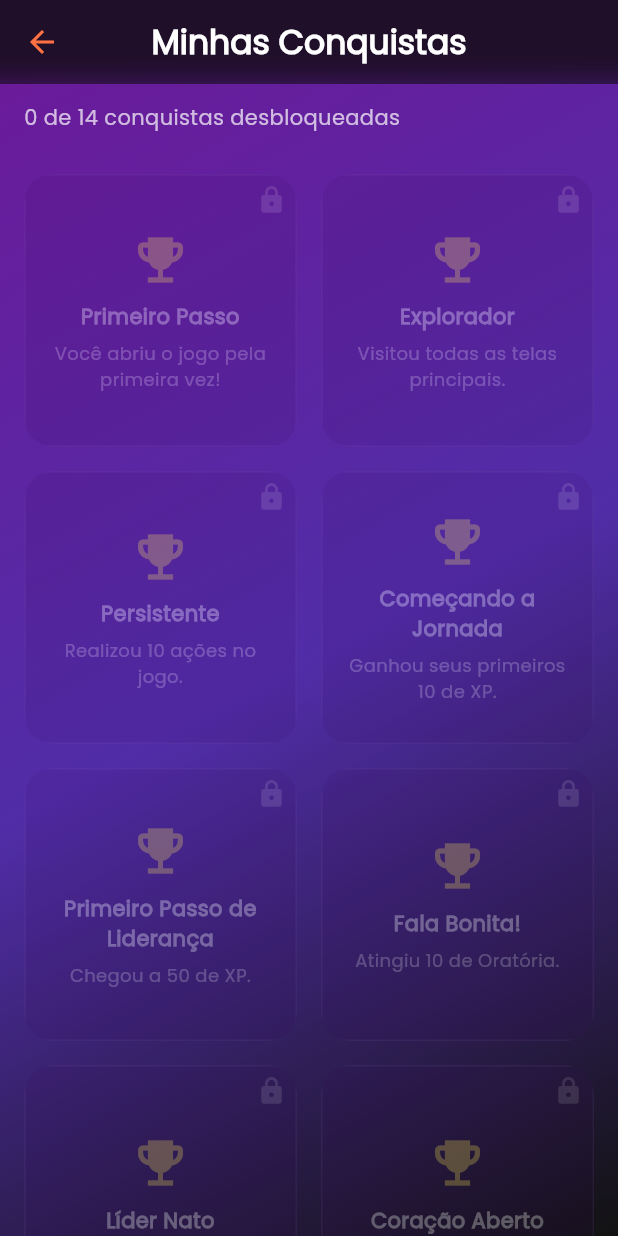
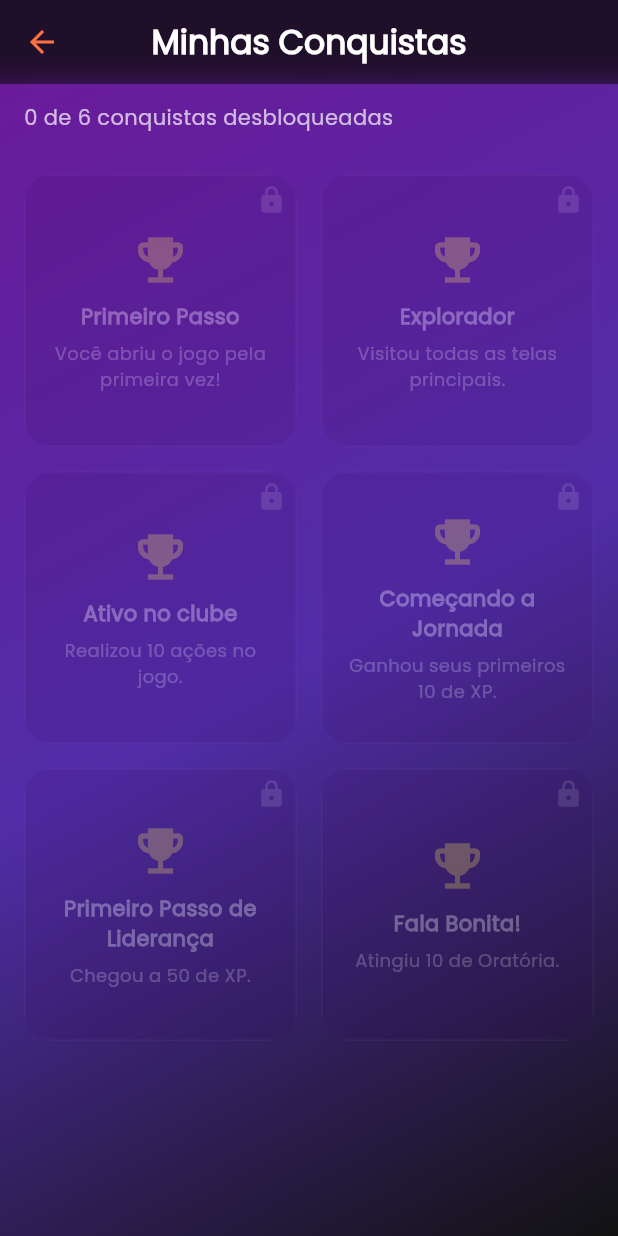
Before and after one commit to GustavoJung/bitleo, a Flutter app: the GameScreen screen opened directly with empty values, after a tap on the "person" icon, after a tap on the "emoji events" icon, on a phone screen of 412 x 824 dp. Run offline on Flutter 3.47's test engine with Material 3 defaults, Android fonts, the phone set to English and light mode, and no system bars; our stand-ins replace animated_background, confetti, shared_preferences; accounts and stored records are empty; statements that could not run were skipped.

Commit message:
falta adicionar a verificao de conquistas na game_screen

```diff
--- a/lib/screens/actions_screen.dart
+++ b/lib/screens/actions_screen.dart
@@ -1,6 +1,7 @@
 import 'dart:ui';
 import 'package:flutter/material.dart';
 import '../widgets/custom_appbar.dart';
+import '../services/conquistas_service.dart';
 
 class ActionsScreen extends StatelessWidget {
   final Function(Map<String, dynamic>, String) onActionSelected;
@@ -13,6 +14,7 @@ class ActionsScreen extends StatelessWidget {
   });
 
   void showInfoDialog(BuildContext context, String title, String description) {
+    ConquistaService.marcarTelaVisitada('actions');
     showGeneralDialog(
       context: context,
       barrierDismissible: true,
--- a/lib/screens/conquistas_screen.dart
+++ b/lib/screens/conquistas_screen.dart
@@ -1,11 +1,13 @@
 import 'package:bitleo/services/atributos_storage.dart';
+import 'package:bitleo/services/conquistas_service.dart';
 import 'package:flutter/material.dart';
 import '../widgets/custom_appbar.dart';
+import '../services/conquistas_service.dart';
 
 class Conquista {
   final String titulo;
   final String descricao;
-  final bool desbloqueada;
+  bool desbloqueada;
 
   Conquista({
     required this.titulo,
@@ -43,7 +45,10 @@ class _ConquistasScreenState extends State<ConquistasScreen> {
       titulo: 'Explorador',
       descricao: 'Visitou todas as telas principais.',
     ),
-    Conquista(titulo: 'Persistente', descricao: 'Realizou 10 ações no jogo.'),
+    Conquista(
+      titulo: 'Ativo no clube',
+      descricao: 'Realizou 10 ações no jogo.',
+    ),
     Conquista(
       titulo: 'Começando a Jornada',
       descricao: 'Ganhou seus primeiros 10 de XP.',
@@ -53,48 +58,23 @@ class _ConquistasScreenState extends State<ConquistasScreen> {
       descricao: 'Chegou a 50 de XP.',
     ),
     Conquista(titulo: 'Fala Bonita!', descricao: 'Atingiu 10 de Oratória.'),
-    Conquista(titulo: 'Líder Nato', descricao: 'Atingiu 10 de Liderança.'),
-    Conquista(titulo: 'Coração Aberto', descricao: 'Atingiu 10 de Empatia.'),
-    Conquista(
-      titulo: 'Organizado Demais',
-      descricao: 'Atingiu 10 de Organização.',
-    ),
-    Conquista(
-      titulo: 'Chegou ao Topo!',
-      descricao: 'Virou Presidente do clube.',
-    ),
-    Conquista(titulo: 'Sobreviveu à JALC', descricao: 'Participou da JALC.'),
-    Conquista(
-      titulo: 'Acampou com Estilo',
-      descricao: 'Participou do ACAMPALEO.',
-    ),
-    Conquista(
-      titulo: 'História em Construção',
-      descricao: 'Acumulou 10 entradas no histórico.',
-    ),
-    Conquista(
-      titulo: 'Se tornou Membro',
-      descricao: 'Foi empossado como membro.',
-    ),
   ];
 
   @override
   void initState() {
     super.initState();
-    carregarConquistas();
+    ConquistaService.marcarTelaVisitada('conquistas');
+    _carregarConquistas();
   }
 
-  Future<void> carregarConquistas() async {
-    final conquistasSalvas = await AtributosStorage.carregarConquistas();
+  Future<void> _carregarConquistas() async {
+    final estados = await ConquistaService.listarTodas(
+      conquistas.map((c) => c.titulo).toList(),
+    );
     setState(() {
-      conquistas = conquistas.map((c) {
-        final desbloqueada = conquistasSalvas.contains(c.titulo);
-        return Conquista(
-          titulo: c.titulo,
-          descricao: c.descricao,
-          desbloqueada: desbloqueada,
-        );
-      }).toList();
+      for (var c in conquistas) {
+        c.desbloqueada = estados[c.titulo] ?? false;
+      }
     });
   }
 
--- a/lib/screens/name_screen.dart
+++ b/lib/screens/name_screen.dart
@@ -1,3 +1,4 @@
+import 'package:bitleo/services/conquistas_service.dart';
 import 'package:flutter/material.dart';
 import 'splash_screen.dart';
 import '../services/atributos_storage.dart';
@@ -15,6 +16,7 @@ class _NameScreenState extends State<NameScreen> with TickerProviderStateMixin {
 
   @override
   Widget build(BuildContext context) {
+    ConquistaService.marcarTelaVisitada('name');
     return Scaffold(
       body: AnimatedBackground(
         behaviour: RandomParticleBehaviour(
--- a/lib/screens/profile_screen.dart
+++ b/lib/screens/profile_screen.dart
@@ -1,3 +1,4 @@
+import 'package:bitleo/services/conquistas_service.dart';
 import 'package:flutter/material.dart';
 import '../widgets/custom_appbar.dart';
 import '../services/atributos_storage.dart';
@@ -46,6 +47,7 @@ class _ProfileScreenState extends State<ProfileScreen> {
   void initState() {
     super.initState();
     carregarDados();
+    ConquistaService.marcarTelaVisitada('profile');
   }
 
   Future<void> carregarDados() async {
--- /dev/null
+++ b/lib/services/conquistas_service.dart
@@ -0,0 +1,85 @@
+import 'package:shared_preferences/shared_preferences.dart';
+
+class ConquistaService {
+  static const String _key = 'conquistas_desbloqueadas';
+  static const String _keyExplorador = 'telas_visitadas';
+  static const List<String> _telasPrincipais = [
+    'actions',
+    'profile',
+    'conquistas',
+    'name',
+  ];
+
+  static Future<void> salvarConquistas(List<String> conquistas) async {
+    final prefs = await SharedPreferences.getInstance();
+    await prefs.setStringList('conquistas', conquistas);
+  }
+
+  static Future<List<String>> carregarConquistas() async {
+    final prefs = await SharedPreferences.getInstance();
+    return prefs.getStringList('conquistas') ?? [];
+  }
+
+  static Future<Set<String>> _getDesbloqueadas() async {
+    final prefs = await SharedPreferences.getInstance();
+    return prefs.getStringList(_key)?.toSet() ?? {};
+  }
+
+  static Future<void> desbloquear(String titulo) async {
+    final prefs = await SharedPreferences.getInstance();
+    final conquistas = await _getDesbloqueadas();
+    if (!conquistas.contains(titulo)) {
+      conquistas.add(titulo);
+      await prefs.setStringList(_key, conquistas.toList());
+    }
+  }
+
+  static Future<bool> isDesbloqueada(String titulo) async {
+    final conquistas = await _getDesbloqueadas();
+    return conquistas.contains(titulo);
+  }
+
+  static Future<Map<String, bool>> listarTodas(List<String> titulos) async {
+    final desbloqueadas = await _getDesbloqueadas();
+    return {for (var titulo in titulos) titulo: desbloqueadas.contains(titulo)};
+  }
+
+  static Future<void> resetar() async {
+    final prefs = await SharedPreferences.getInstance();
+    await prefs.remove(_key);
+  }
+
+  static Future<void> checarDesbloqueios({
+    required int xp,
+    required int acoes,
+    int? oratoria,
+    int? saude,
+    int? felicidadeAlta,
+    bool? pontosDistribuidos,
+    int? turnosJogando,
+  }) async {
+    if (xp >= 10) await desbloquear('Começando a Jornada');
+    if (xp >= 50) await desbloquear('Primeiro Passo de Liderança');
+    if (acoes >= 10) await desbloquear('Persistente');
+    if ((oratoria ?? 0) >= 10) await desbloquear('Fala Bonita!');
+    if ((saude ?? 0) >= 100) await desbloquear('Cura Total');
+    if ((felicidadeAlta ?? 0) >= 5) await desbloquear('Treta Controlada');
+    if (pontosDistribuidos == true) await desbloquear('Estrategista');
+    if ((turnosJogando ?? 0) >= 30) await desbloquear('Maratona LEO');
+  }
+
+  static Future<void> marcarInicioDoJogo() async {
+    await desbloquear('Primeiro Passo');
+  }
+
+  static Future<void> marcarTelaVisitada(String telaId) async {
+    final prefs = await SharedPreferences.getInstance();
+    final visitadas = prefs.getStringList(_keyExplorador)?.toSet() ?? {};
+    visitadas.add(telaId);
+    await prefs.setStringList(_keyExplorador, visitadas.toList());
+
+    if (_telasPrincipais.every((t) => visitadas.contains(t))) {
+      await desbloquear('Explorador');
+    }
+  }
+}
```
Also changed, not shown: lib/screens/game_screen.dart (+9 -4 lines), lib/services/atributos_storage.dart (+0 -10 lines), 1 other file.
